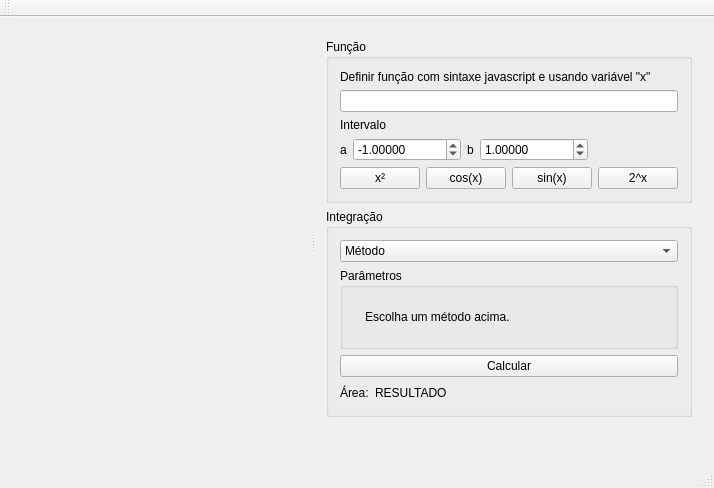
First picture: the form in IntegracaoNumerica/mainwindow.ui, repository RicardoBusta/Metodos-2, before the edit.
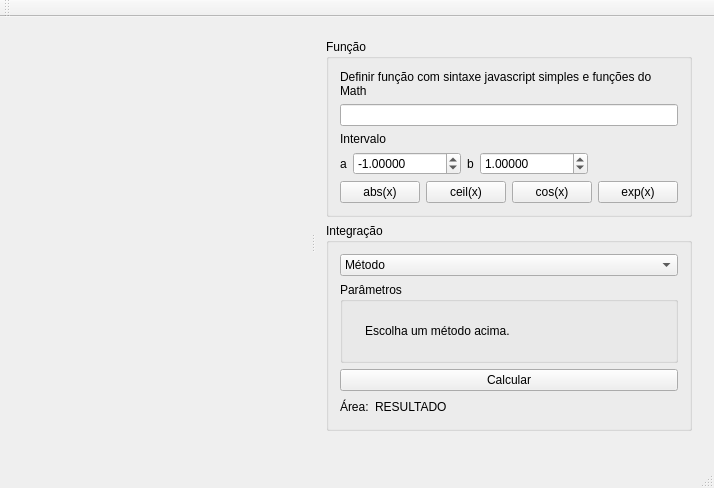
Second picture: the form after the edit. Custom widgets are drawn as their Qt base class.

Commit message: Agora não precisa mais escrever Math. antes do nome dos métodos.

Patch:
```diff
--- a/IntegracaoNumerica/mainwindow.ui
+++ b/IntegracaoNumerica/mainwindow.ui
@@ -45,7 +45,7 @@
            <item>
             <widget class="QLabel" name="label_3">
              <property name="text">
-              <string>Definir função com sintaxe javascript e usando variável &quot;x&quot;</string>
+              <string>Definir função com sintaxe javascript simples e funções do Math</string>
              </property>
              <property name="textFormat">
               <enum>Qt::PlainText</enum>
@@ -137,7 +137,14 @@
              <item>
               <widget class="QPushButton" name="x2_pushButton">
                <property name="text">
-                <string>x²</string>
+                <string>abs(x)</string>
+               </property>
+              </widget>
+             </item>
+             <item>
+              <widget class="QPushButton" name="pow_pushButton">
+               <property name="text">
+                <string>ceil(x)</string>
                </property>
               </widget>
              </item>
@@ -151,14 +158,7 @@
              <item>
               <widget class="QPushButton" name="sin_pushButton">
                <property name="text">
-                <string>sin(x)</string>
-               </property>
-              </widget>
-             </item>
-             <item>
-              <widget class="QPushButton" name="twox_pushButton">
-               <property name="text">
-                <string>2^x</string>
+                <string>exp(x)</string>
                </property>
               </widget>
              </item>
```
Left out of the diff: 4 changed lines with no effect on the pictures. The commit also changes 2 other files.
